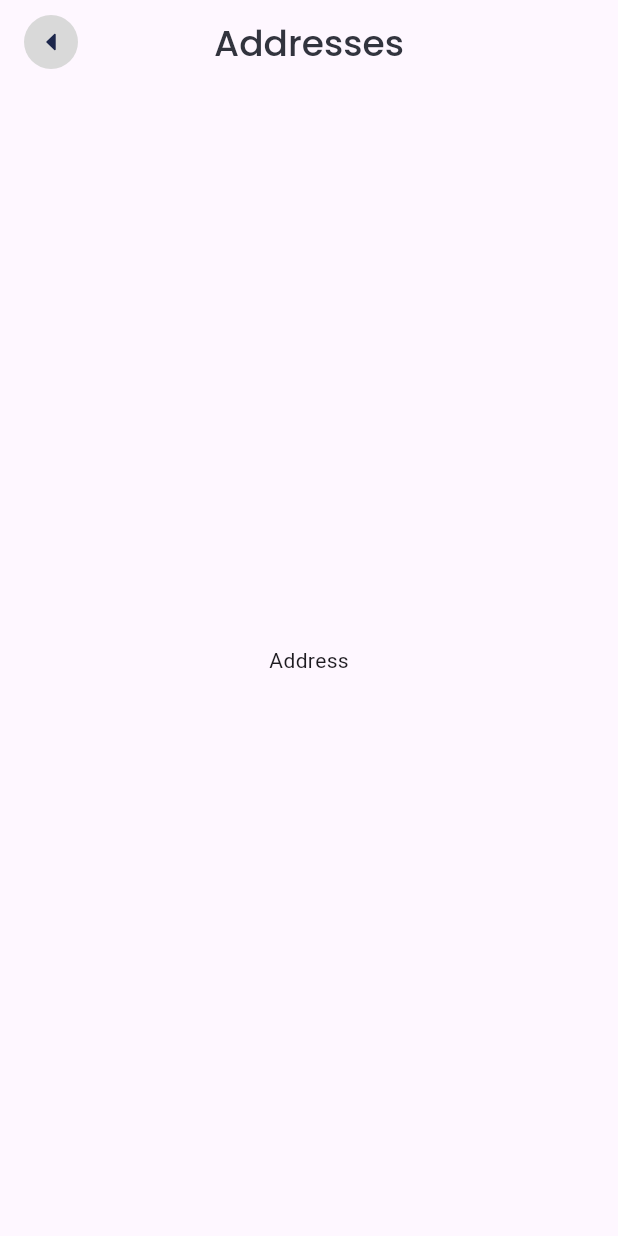
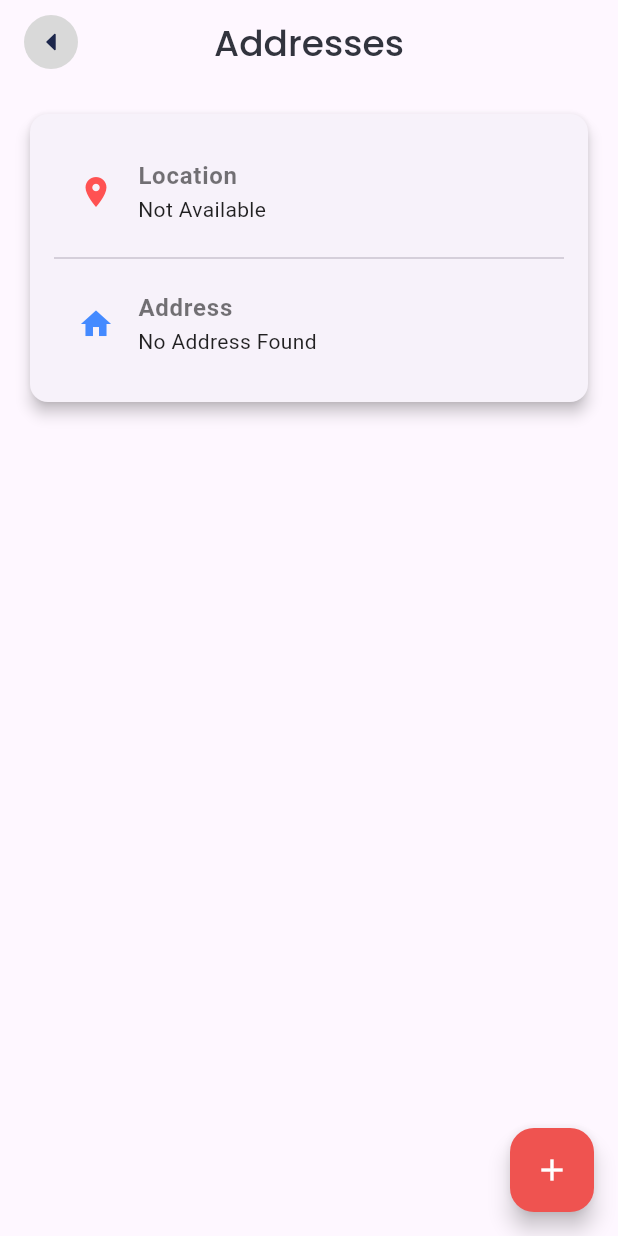
Before and after one commit to nguyendao2101/Flutter-HungryHub, a Flutter app: the Addresses screen opened directly, on a phone screen of 412 x 824 dp. Run offline on Flutter 3.47's test engine with Material 3 defaults, Android fonts, the phone set to English and light mode, and no system bars; our stand-ins replace cloud_firestore, firebase_auth, firebase_core, firebase_database, flutter_svg, geocoding and 3 more; missing offline and left inert: mailer; accounts and stored records are empty.

Commit message:
add addresses

```diff
--- a/lib/widgets/common_widget/profile/addresses.dart
+++ b/lib/widgets/common_widget/profile/addresses.dart
@@ -1,19 +1,83 @@
 import 'package:flutter/material.dart';
+import 'package:flutter_hungry_hub/view_model/profile_view_model.dart';
 import 'package:flutter_hungry_hub/widgets/common_widget/profile/app_bar_profile.dart';
-import 'package:flutter_svg/svg.dart';
-
-import '../../common/image_extention.dart';
+import 'package:get/get.dart';
 
 class Addresses extends StatelessWidget {
   const Addresses({super.key});
 
   @override
   Widget build(BuildContext context) {
+    final controller = Get.put(ProfileViewModel());
+    final String location = controller.userData['location'] ?? "Not Available";
+    final String address = controller.userData['address'] ?? "No Address Found";
+
     return Scaffold(
       appBar: AppBarProfile(title: 'Addresses'),
-      body: Center(
-        child: Text('Address'),
+      body: Padding(
+        padding: const EdgeInsets.all(16.0),
+        child: Column(
+          crossAxisAlignment: CrossAxisAlignment.start,
+          children: [
+            // Card to display address information
+            Card(
+              elevation: 4,
+              shape: RoundedRectangleBorder(
+                borderRadius: BorderRadius.circular(12),
+              ),
+              child: Padding(
+                padding: const EdgeInsets.all(16.0),
+                child: Column(
+                  children: [
+                    // Location information
+                    ListTile(
+                      leading: Icon(Icons.location_on, color: Colors.redAccent),
+                      title: Text(
+                        'Location',
+                        style: TextStyle(
+                          fontSize: 16,
+                          fontWeight: FontWeight.bold,
+                          color: Colors.black54,
+                        ),
+                      ),
+                      subtitle: Text(
+                        location,
+                        style: TextStyle(fontSize: 14, color: Colors.black87),
+                      ),
+                    ),
+                    Divider(),
+                    // Address information
+                    ListTile(
+                      leading: Icon(Icons.home, color: Colors.blueAccent),
+                      title: Text(
+                        'Address',
+                        style: TextStyle(
+                          fontSize: 16,
+                          fontWeight: FontWeight.bold,
+                          color: Colors.black54,
+                        ),
+                      ),
+                      subtitle: Text(
+                        address,
+                        style: TextStyle(fontSize: 14, color: Colors.black87),
+                      ),
+                    ),
+                  ],
+                ),
+              ),
+            ),
+          ],
+        ),
       ),
+      floatingActionButton: FloatingActionButton(
+        onPressed: () {
+          // Add address action
+          print("Add new address");
+        },
+        backgroundColor: Color(0xffEF5350),
+        child: Icon(Icons.add, color: Colors.white),
+      ),
+      floatingActionButtonLocation: FloatingActionButtonLocation.endFloat,
     );
   }
 }
```
Also changed, not shown: lib/firebase_options.dart, 1 other file.
